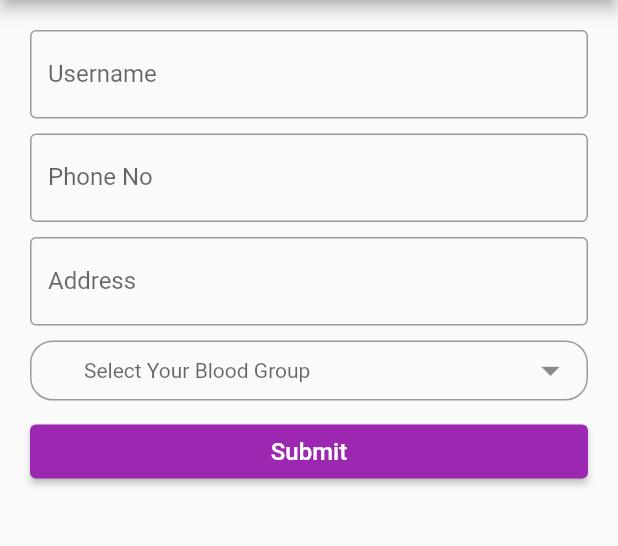
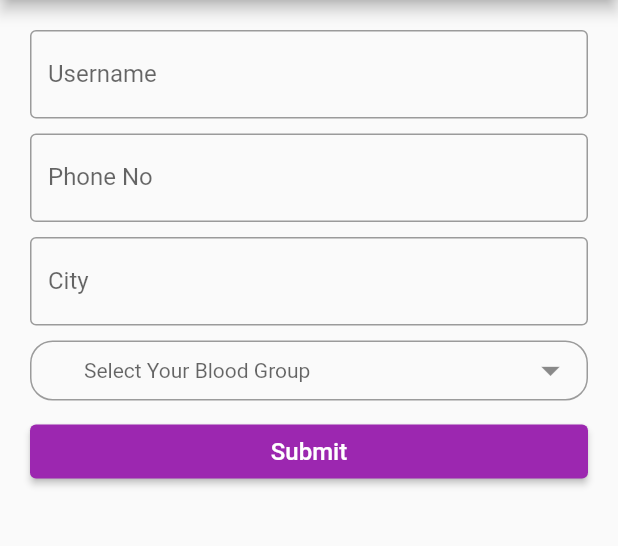
Before and after one commit to meetitexpert/donerapp, a Flutter app: the Register_doner screen opened directly, on a phone screen of 412 x 824 dp, the part 84-630 px from its top. Run offline on Flutter 3.47's test engine with Material 2 defaults, Android fonts, the phone set to English and light mode, and no system bars; our stand-ins replace cloud_firestore, dropdown_button2, firebase_core; missing offline and left inert: cupertino_table_view; accounts and stored records are empty.

Commit message:
data issue resolved

```diff
--- a/lib/register_doner.dart
+++ b/lib/register_doner.dart
@@ -3,6 +3,7 @@ import 'package:donerapp/Widgets/dropdownwidget.dart';
 import 'package:flutter/material.dart';
 import 'package:firebase_core/firebase_core.dart';
 import 'package:donerapp/Models/DataRepository.dart';
+import 'package:flutter/services.dart';
 
 class Register_doner extends StatefulWidget {
   const Register_doner({Key? key}) : super(key: key);
@@ -24,6 +25,10 @@ class _Register_donerState extends State<Register_doner> {
   Widget nameField() {
     return TextField(
       onChanged: (value) => {username = value},
+      inputFormatters: [
+        LengthLimitingTextInputFormatter(15),
+        FilteringTextInputFormatter.allow(RegExp("[0-9a-zA-Z]")),
+      ],
       decoration: const InputDecoration(
         border: OutlineInputBorder(),
         labelText: 'Username',
@@ -35,10 +40,14 @@ class _Register_donerState extends State<Register_doner> {
   Widget addressField() {
     return TextField(
       onChanged: (value) => {userAddress = value},
+      inputFormatters: [
+        LengthLimitingTextInputFormatter(15),
+        FilteringTextInputFormatter.allow(RegExp("[0-9a-zA-Z]")),
+      ],
       decoration: const InputDecoration(
         border: OutlineInputBorder(),
-        labelText: 'Address',
-        hintText: 'Enter your address',
+        labelText: 'City',
+        hintText: 'Enter your city',
       ),
     );
   }
```
Also changed, not shown: 3 other files.
